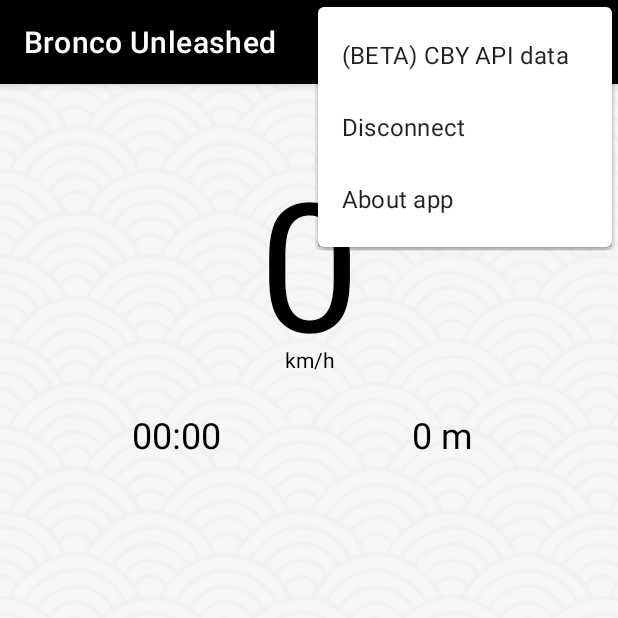
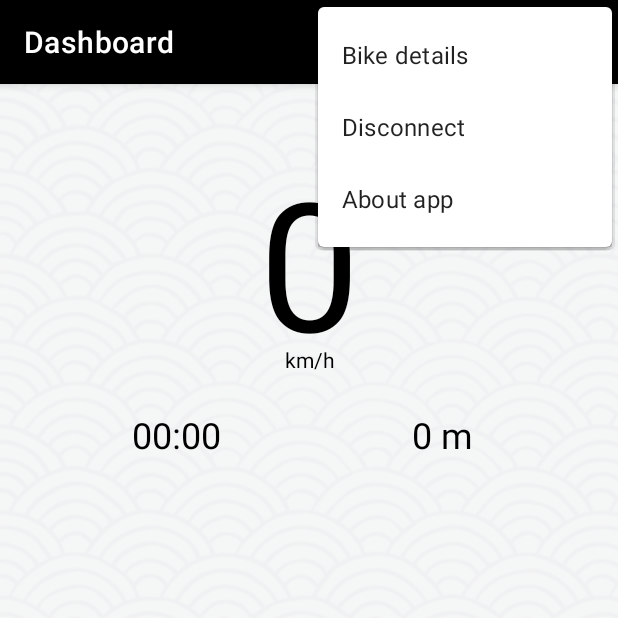
Before and after one commit to runerune/BroncoUnleashed, an Android app: the Dashboard screen opened through its navigation route, with the options menu open, on a phone screen of 412 x 824 dp, the top half of it. Run offline under Robolectric (Android 15) with nearby library versions, the phone set to English and light mode, and no system bars; libraries missing offline, so code that uses them is left out: com.google.protobuf.

Commit message:
change title based on fragment

```diff
--- a/app/src/main/java/bike/hackboy/bronco/CbyDiscovery.java
+++ b/app/src/main/java/bike/hackboy/bronco/CbyDiscovery.java
@@ -51,7 +51,7 @@ public class CbyDiscovery extends Fragment {
 		LayoutInflater inflater, ViewGroup container,
 		Bundle savedInstanceState
 	) {
-		// Inflate the layout for this fragment
+		((MainActivity) requireActivity()).getSupportActionBar().setTitle(R.string.app_name);
 		return inflater.inflate(R.layout.discovery, container, false);
 	}
 
--- a/app/src/main/java/bike/hackboy/bronco/Dashboard.java
+++ b/app/src/main/java/bike/hackboy/bronco/Dashboard.java
@@ -83,7 +83,7 @@ public class Dashboard extends Fragment {
 
 	@Override
 	public View onCreateView(LayoutInflater inflater, ViewGroup container, Bundle savedInstanceState) {
-		// Inflate the layout for this fragment
+		((MainActivity) requireActivity()).getSupportActionBar().setTitle(R.string.dashboard);
 		return inflater.inflate(R.layout.dashboard, container, false);
 	}
 
--- a/app/src/main/java/bike/hackboy/bronco/MainActivity.java
+++ b/app/src/main/java/bike/hackboy/bronco/MainActivity.java
@@ -83,6 +83,8 @@ public class MainActivity extends AppCompatActivity {
        bm.sendBroadcast(
             new Intent(BuildConfig.APPLICATION_ID).putExtra("event", "check-connected")
        );
+
+       this.getSupportActionBar().setTitle(R.string.app_name);
     }
 
     @Override
--- a/app/src/main/java/bike/hackboy/bronco/SpeedSetting.java
+++ b/app/src/main/java/bike/hackboy/bronco/SpeedSetting.java
@@ -121,6 +121,7 @@ public class SpeedSetting extends Fragment {
 		LayoutInflater inflater, ViewGroup container,
 		Bundle savedInstanceState
 	) {
+		((MainActivity) requireActivity()).getSupportActionBar().setTitle(R.string.speed_setting_label);
 		return inflater.inflate(R.layout.speed_setting, container, false);
 	}
 
--- a/app/src/main/java/bike/hackboy/bronco/User.java
+++ b/app/src/main/java/bike/hackboy/bronco/User.java
@@ -57,6 +57,8 @@ public class User extends Fragment {
 	public View onCreateView(LayoutInflater inflater, ViewGroup container, Bundle savedInstanceState) {
 		View rootView = inflater.inflate(R.layout.user, container, false);
 		recyclerViewBikeDetails = rootView.findViewById(R.id.items_list);
+
+		((MainActivity) requireActivity()).getSupportActionBar().setTitle(R.string.cby_user_details);
 
 		return rootView;
 	}
--- a/app/src/main/res/values/strings.xml
+++ b/app/src/main/res/values/strings.xml
@@ -2,6 +2,7 @@
     <string name="app_name">Bronco Unleashed</string>
     <string name="about">About app</string>
     <string name="speed_setting_label">Speed setting</string>
+    <string name="dashboard">Dashboard</string>
     <string name="cby_discovery_label">Discovery</string>
     <string name="next">Next</string>
     <string name="previous">Previous</string>
@@ -61,7 +62,7 @@
     <string name="login_text">You can provide your CBY credentials to view detailed information about your bike.</string>
     <string name="email">E-mail</string>
     <string name="password">Password</string>
-    <string name="cby_user_details">(BETA) CBY API data</string>
+    <string name="cby_user_details">Bike details</string>
     <string name="log_out">Log out</string>
     <string name="last_seen">Last seen at</string>
     <string name="on">on</string>
```
